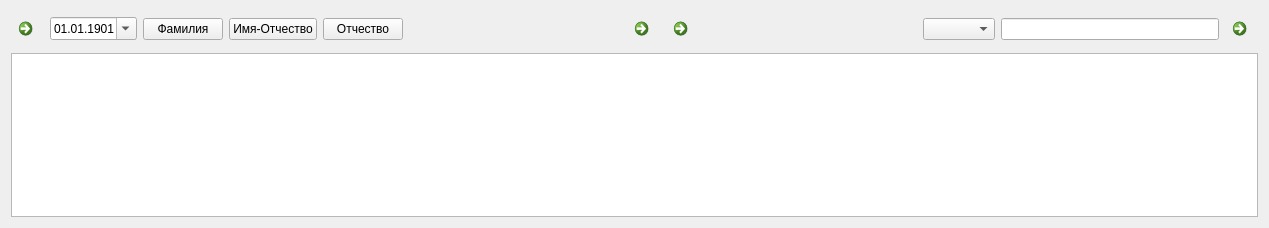
The window that alone_win.ui (dekarh/alone) describes before a commit, drawn with Qt 5.
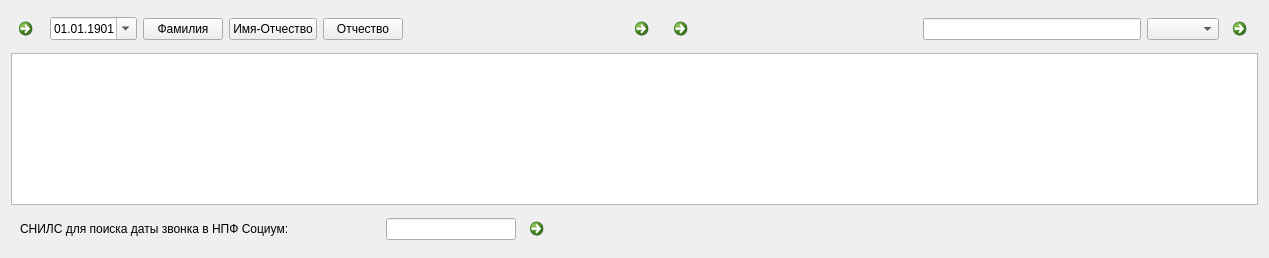
The same window after the commit. Icons and pictures are not drawn.

Commit message: Добавил и отладил кнопку определения даты звонка по СНИЛС Убрал получение инф. от прослушивания оператором Добавил нитяной анализ, нужно отладить

```diff
--- a/alone_win.ui
+++ b/alone_win.ui
@@ -7,7 +7,7 @@
     <x>0</x>
     <y>0</y>
     <width>1269</width>
-    <height>228</height>
+    <height>258</height>
    </rect>
   </property>
   <property name="windowTitle">
@@ -169,12 +169,12 @@
         </property>
        </spacer>
       </item>
-      <item>
-       <widget class="QComboBox" name="cbFolder"/>
-      </item>
       <item>
        <widget class="QLineEdit" name="leFile"/>
       </item>
+      <item>
+       <widget class="QComboBox" name="cbFolder"/>
+      </item>
       <item>
        <widget class="QCommandLinkButton" name="clbSave">
         <property name="maximumSize">
@@ -208,6 +208,80 @@
      </property>
     </widget>
    </item>
+   <item>
+    <widget class="QFrame" name="frmSNILS">
+     <property name="frameShape">
+      <enum>QFrame::NoFrame</enum>
+     </property>
+     <property name="frameShadow">
+      <enum>QFrame::Raised</enum>
+     </property>
+     <layout class="QHBoxLayout" name="horizontalLayout">
+      <property name="topMargin">
+       <number>0</number>
+      </property>
+      <property name="rightMargin">
+       <number>9</number>
+      </property>
+      <property name="bottomMargin">
+       <number>0</number>
+      </property>
+      <item>
+       <widget class="QLabel" name="lbSNILS">
+        <property name="maximumSize">
+         <size>
+          <width>360</width>
+          <height>16777215</height>
+         </size>
+        </property>
+        <property name="text">
+         <string>СНИЛС для поиска даты звонка в НПФ Социум:</string>
+        </property>
+       </widget>
+      </item>
+      <item>
+       <widget class="QLineEdit" name="leSNILS">
+        <property name="maximumSize">
+         <size>
+          <width>130</width>
+          <height>16777215</height>
+         </size>
+        </property>
+        <property name="text">
+         <string/>
+        </property>
+       </widget>
+      </item>
+      <item>
+       <widget class="QCommandLinkButton" name="clbSNILS">
+        <property name="maximumSize">
+         <size>
+          <width>33</width>
+          <height>16777215</height>
+         </size>
+        </property>
+        <property name="text">
+         <string/>
+        </property>
+        <property name="icon">
+         <iconset>
+          <normaloff>right.png</normaloff>right.png</iconset>
+        </property>
+        <property name="description">
+         <string/>
+        </property>
+       </widget>
+      </item>
+      <item>
+       <widget class="QLabel" name="lbDateTime">
+        <property name="text">
+         <string/>
+        </property>
+       </widget>
+      </item>
+     </layout>
+    </widget>
+   </item>
   </layout>
  </widget>
  <resources/>
```
Left out of the diff: 2 changed lines with no effect on the pictures. The commit also changes 3 other files.
